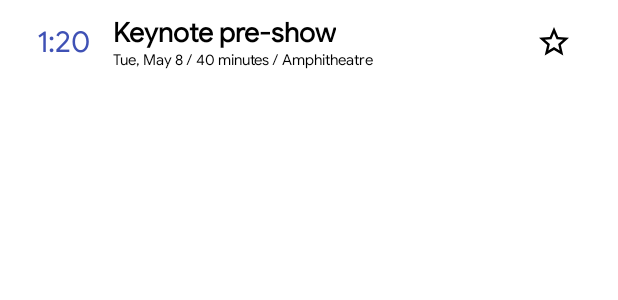
After one commit to OtavioMiguel19/Events, an Android app: the layout events_layout.xml on its own in the app's theme, with its tools: preview values and no code run, on a phone screen of 412 x 824 dp. The commit adds this screen. Shown: the top 300 px of the screen. Run offline under Robolectric (Android 15) with nearby library versions, the phone set to English and light mode, and no system bars.

Commit message:
Adapter and event layout added

```diff
--- /dev/null
+++ b/app/src/main/res/drawable/favorite_image_buttons.xml
@@ -0,0 +1,8 @@
+<?xml version="1.0" encoding="utf-8"?>
+<selector xmlns:android="http://schemas.android.com/apk/res/android">
+    <item android:state_pressed="true"
+        android:drawable="@drawable/ic_star_black_24dp" /> <!-- pressed -->
+    <item android:state_focused="true"
+        android:drawable="@drawable/ic_star_black_24dp" /> <!-- focused -->
+    <item android:drawable="@drawable/ic_star_border_black_24dp" /> <!-- default -->
+</selector>
--- /dev/null
+++ b/app/src/main/res/drawable/ic_star_black_24dp.xml
@@ -0,0 +1,9 @@
+<vector xmlns:android="http://schemas.android.com/apk/res/android"
+        android:width="24dp"
+        android:height="24dp"
+        android:viewportWidth="24.0"
+        android:viewportHeight="24.0">
+    <path
+        android:fillColor="#FF000000"
+        android:pathData="M12,17.27L18.18,21l-1.64,-7.03L22,9.24l-7.19,-0.61L12,2 9.19,8.63 2,9.24l5.46,4.73L5.82,21z"/>
+</vector>
--- /dev/null
+++ b/app/src/main/res/drawable/ic_star_border_black_24dp.xml
@@ -0,0 +1,9 @@
+<vector xmlns:android="http://schemas.android.com/apk/res/android"
+        android:width="24dp"
+        android:height="24dp"
+        android:viewportWidth="24.0"
+        android:viewportHeight="24.0">
+    <path
+        android:fillColor="#FF000000"
+        android:pathData="M22,9.24l-7.19,-0.62L12,2 9.19,8.63 2,9.24l5.46,4.73L5.82,21 12,17.27 18.18,21l-1.63,-7.03L22,9.24zM12,15.4l-3.76,2.27 1,-4.28 -3.32,-2.88 4.38,-0.38L12,6.1l1.71,4.04 4.38,0.38 -3.32,2.88 1,4.28L12,15.4z"/>
+</vector>
--- /dev/null
+++ b/app/src/main/res/layout/events_layout.xml
@@ -0,0 +1,66 @@
+<?xml version="1.0" encoding="utf-8"?>
+<LinearLayout xmlns:android="http://schemas.android.com/apk/res/android"
+    android:orientation="horizontal" android:layout_width="match_parent"
+    android:layout_height="wrap_content"
+    android:padding="10dp">
+
+    <LinearLayout
+        android:layout_weight="1"
+        android:layout_width="0dp"
+        android:layout_height="wrap_content"
+        android:padding="5dp"
+        android:gravity="center|center_vertical|center_horizontal"
+        android:layout_gravity="center|center_vertical|center_horizontal"
+        style="@style/AppTheme.FontGoogleSans">
+        <TextView
+            android:id="@+id/itemTime"
+            android:layout_width="wrap_content"
+            android:layout_height="wrap_content"
+            android:textColor="@color/colorPrimary"
+            android:layout_gravity="center|center_horizontal|center_vertical"
+            android:gravity="center|center_horizontal|center_vertical"
+            android:text="1:20"
+            android:textSize="20sp"
+            style="@style/AppTheme.FontGoogleSans"/>
+    </LinearLayout>
+    <LinearLayout
+        android:layout_weight="4"
+        android:layout_width="0dp"
+        android:layout_height="wrap_content"
+        android:orientation="vertical"
+        android:gravity="center_vertical"
+        android:layout_gravity="center_vertical"
+        style="@style/AppTheme.FontGoogleSans">
+        <TextView
+            android:id="@+id/itemTitle"
+            android:layout_width="wrap_content"
+            android:layout_height="wrap_content"
+            android:text="Keynote pre-show"
+            android:textColor="@color/colorBlack"
+            android:textStyle="bold"
+            android:textSize="18sp"
+            style="@style/AppTheme.FontGoogleSans"/>
+        <TextView
+            android:id="@+id/itemSmallDescription"
+            android:layout_width="wrap_content"
+            android:layout_height="wrap_content"
+            android:text="Tue, May 8 / 40 minutes / Amphitheatre"
+            style="@style/AppTheme.FontGoogleSans"/>
+    </LinearLayout>
+    <LinearLayout
+        android:layout_weight="1"
+        android:layout_width="0dp"
+        android:layout_height="wrap_content"
+        android:padding="5dp"
+        android:gravity="center|center_vertical|center_horizontal"
+        android:layout_gravity="center|center_vertical|center_horizontal">
+        <ImageButton
+            android:id="@+id/itemFavorite"
+            android:src="@drawable/favorite_image_buttons"
+            android:background="@android:color/transparent"
+            android:layout_width="wrap_content"
+            android:layout_height="wrap_content" />
+    </LinearLayout>
+
+
+</LinearLayout>
```
Also changed, not shown: app/src/main/java/com/vidroid/com/br/apps/event/adapter/adapterEvents.kt (added, +43 -0 lines), app/src/main/java/com/vidroid/com/br/apps/event/fragments/info/AboutFragment.kt (added, +30 -0 lines), app/src/main/java/com/vidroid/com/br/apps/event/fragments/info/InfoFragment.kt (+8 -1 lines), app/src/main/java/com/vidroid/com/br/apps/event/fragments/info/MyPagerAdapter.kt (+13 -8 lines), app/src/main/java/com/vidroid/com/br/apps/event/fragments/info/SettingsFragment.kt (added, +30 -0 lines), app/src/main/java/com/vidroid/com/br/apps/event/fragments/info/TravelFragment.kt (added, +30 -0 lines), app/src/main/java/com/vidroid/com/br/apps/event/fragments/schedule/MyPagerAdapter.kt (+7 -5 lines), app/src/main/java/com/vidroid/com/br/apps/event/fragments/schedule/ScheduleFragment.kt (+8 -1 lines), app/src/main/java/com/vidroid/com/br/apps/event/model/event.kt (added, +8 -0 lines), app/src/main/res/layout/fragment_about.xml (added, +14 -0 lines), app/src/main/res/layout/fragment_settings.xml (added, +14 -0 lines), app/src/main/res/layout/fragment_travel.xml (added, +14 -0 lines), app/src/main/res/values/strings.xml (+8 -0 lines).
